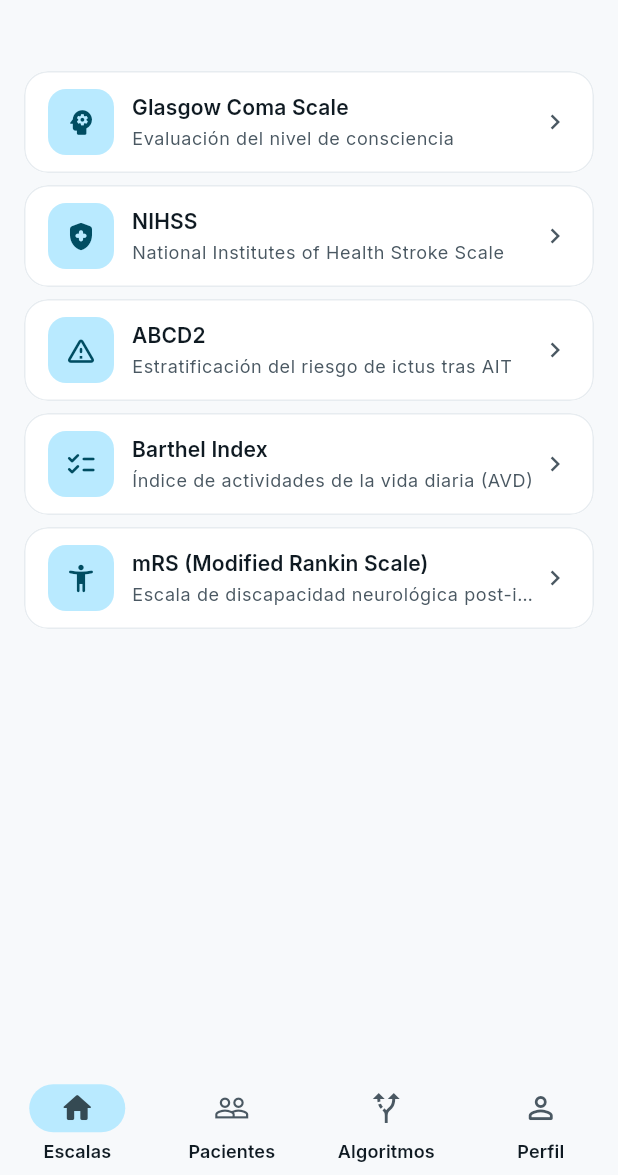
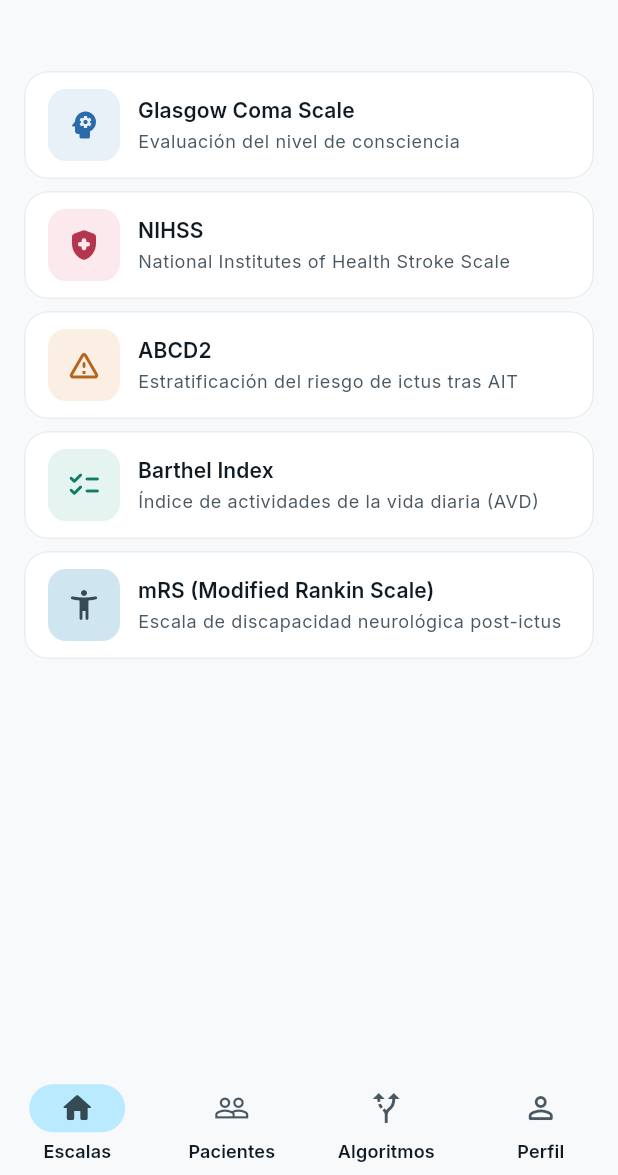
Before and after one commit to grisllo/NeuroScaleApp, a Flutter app: the ScalesTabScreen screen opened by its route, on a phone screen of 412 x 824 dp, the part 61-1236 px from its top. Run offline on Flutter 3.47's test engine with Material 3 defaults, Android fonts, the phone set to English and light mode, and no system bars; our stand-ins replace connectivity_plus, drift, drift_flutter, email_validator, fl_chart, flutter_riverpod and 5 more; accounts and stored records are empty; generated files the repository leaves out were written again.

Commit message:
feat(ui): ScalesTabScreen — colores unicos por escala + AnimatedTapScale
Cada escala tiene su propio par de colores del ClinicalColors palette:
GCS→info, NIHSS→danger, ABCD2→warning, Barthel→success, mRS→secondary.
AnimatedTapScale reemplaza InkWell. Chevron redundante eliminado.

Co-Authored-By: Claude Sonnet 4.6 <noreply@anthropic.com>

```diff
--- a/lib/features/home/presentation/screens/scales_tab_screen.dart
+++ b/lib/features/home/presentation/screens/scales_tab_screen.dart
@@ -4,7 +4,9 @@ import 'package:go_router/go_router.dart';
 import '../../../../core/extensions/l10n_extension.dart';
 import '../../../../core/theme/app_radii.dart';
 import '../../../../core/theme/app_spacing.dart';
+import '../../../../core/theme/clinical_colors.dart';
 import '../../../../core/utils/breakpoints.dart';
+import '../../../../core/widgets/animated_tap_scale.dart';
 
 class ScalesTabScreen extends StatelessWidget {
   const ScalesTabScreen({super.key});
@@ -12,36 +14,48 @@ class ScalesTabScreen extends StatelessWidget {
   @override
   Widget build(BuildContext context) {
     final isTablet = MediaQuery.sizeOf(context).width >= Breakpoints.tablet;
+    final clinical = Theme.of(context).clinicalColors;
+    final scheme = Theme.of(context).colorScheme;
 
     final cards = [
       _ScaleCard(
         title: 'Glasgow Coma Scale',
         subtitle: context.l10n.gcsSubtitle,
         icon: Icons.psychology_rounded,
+        iconBackground: clinical.info.surface,
+        iconColor: clinical.info.foreground,
         onTap: () => context.pushNamed('gcs'),
       ),
       _ScaleCard(
         title: 'NIHSS',
         subtitle: context.l10n.nihssSubtitle,
         icon: Icons.health_and_safety_rounded,
+        iconBackground: clinical.danger.surface,
+        iconColor: clinical.danger.foreground,
         onTap: () => context.pushNamed('nihss'),
       ),
       _ScaleCard(
         title: 'ABCD2',
         subtitle: context.l10n.abcd2Subtitle,
         icon: Icons.warning_amber_rounded,
+        iconBackground: clinical.warning.surface,
+        iconColor: clinical.warning.foreground,
         onTap: () => context.pushNamed('abcd2'),
       ),
       _ScaleCard(
         title: 'Barthel Index',
         subtitle: context.l10n.barthelSubtitle,
         icon: Icons.checklist_rounded,
+        iconBackground: clinical.success.surface,
+        iconColor: clinical.success.foreground,
         onTap: () => context.pushNamed('barthel'),
       ),
       _ScaleCard(
         title: 'mRS (Modified Rankin Scale)',
         subtitle: context.l10n.rankinSubtitle,
         icon: Icons.accessibility_new_rounded,
+        iconBackground: scheme.secondaryContainer,
+        iconColor: scheme.onSecondaryContainer,
         onTap: () => context.pushNamed('rankin'),
       ),
     ];
@@ -89,21 +103,23 @@ class _ScaleCard extends StatelessWidget {
     required this.title,
     required this.subtitle,
     required this.icon,
+    required this.iconBackground,
+    required this.iconColor,
     required this.onTap,
   });
 
   final String title;
   final String subtitle;
   final IconData icon;
+  final Color iconBackground;
+  final Color iconColor;
   final VoidCallback onTap;
 
   @override
   Widget build(BuildContext context) {
-    final scheme = Theme.of(context).colorScheme;
-    return Card(
-      child: InkWell(
-        onTap: onTap,
-        borderRadius: BorderRadius.circular(AppRadii.lg),
+    return AnimatedTapScale(
+      onTap: onTap,
+      child: Card(
         child: Padding(
           padding: const EdgeInsets.symmetric(
             horizontal: AppSpacing.lg,
@@ -112,13 +128,13 @@ class _ScaleCard extends StatelessWidget {
           child: Row(
             children: [
               Container(
-                width: 44,
-                height: 44,
+                width: 48,
+                height: 48,
                 decoration: BoxDecoration(
-                  color: scheme.primaryContainer,
+                  color: iconBackground,
                   borderRadius: BorderRadius.circular(AppRadii.md),
                 ),
-                child: Icon(icon, color: scheme.onPrimaryContainer, size: 22),
+                child: Icon(icon, color: iconColor, size: 24),
               ),
               const SizedBox(width: AppSpacing.md),
               Expanded(
@@ -142,11 +158,6 @@ class _ScaleCard extends StatelessWidget {
                   ],
                 ),
               ),
-              Icon(
-                Icons.chevron_right,
-                color: scheme.onSurfaceVariant,
-                size: 20,
-              ),
             ],
           ),
         ),
```
